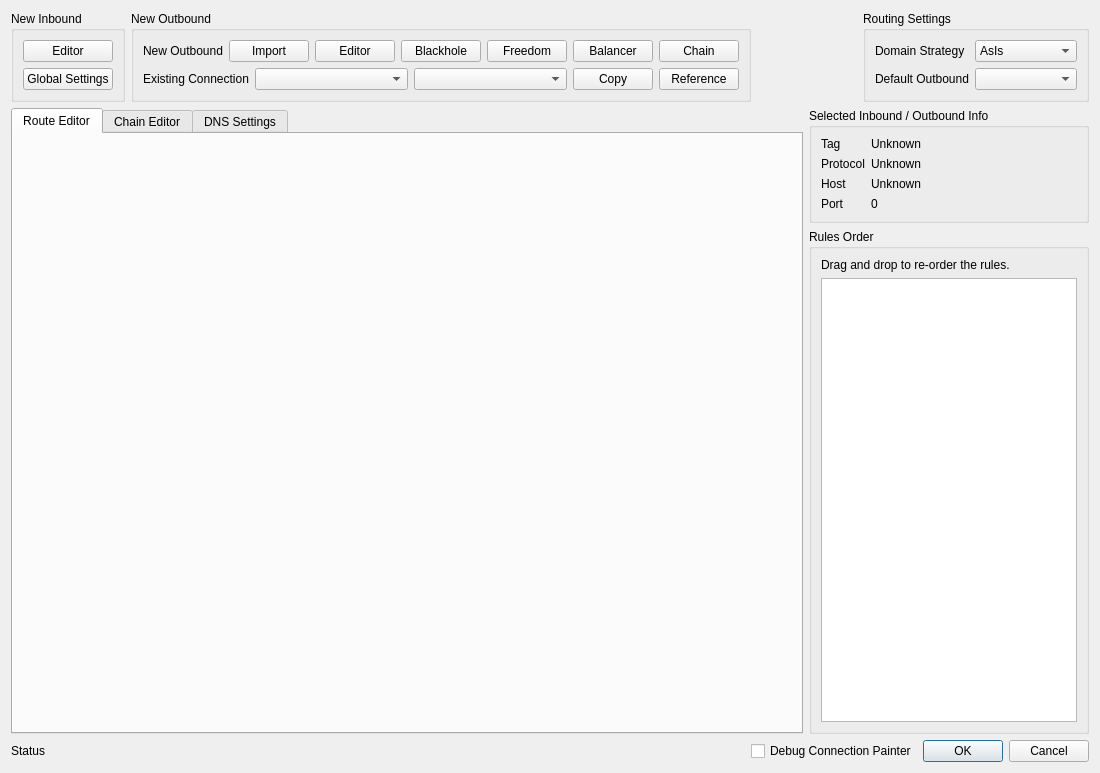
First picture: the form in src/ui/widgets/editors/w_RoutesEditor.ui, repository Qv2ray/Qv2ray, before the edit.
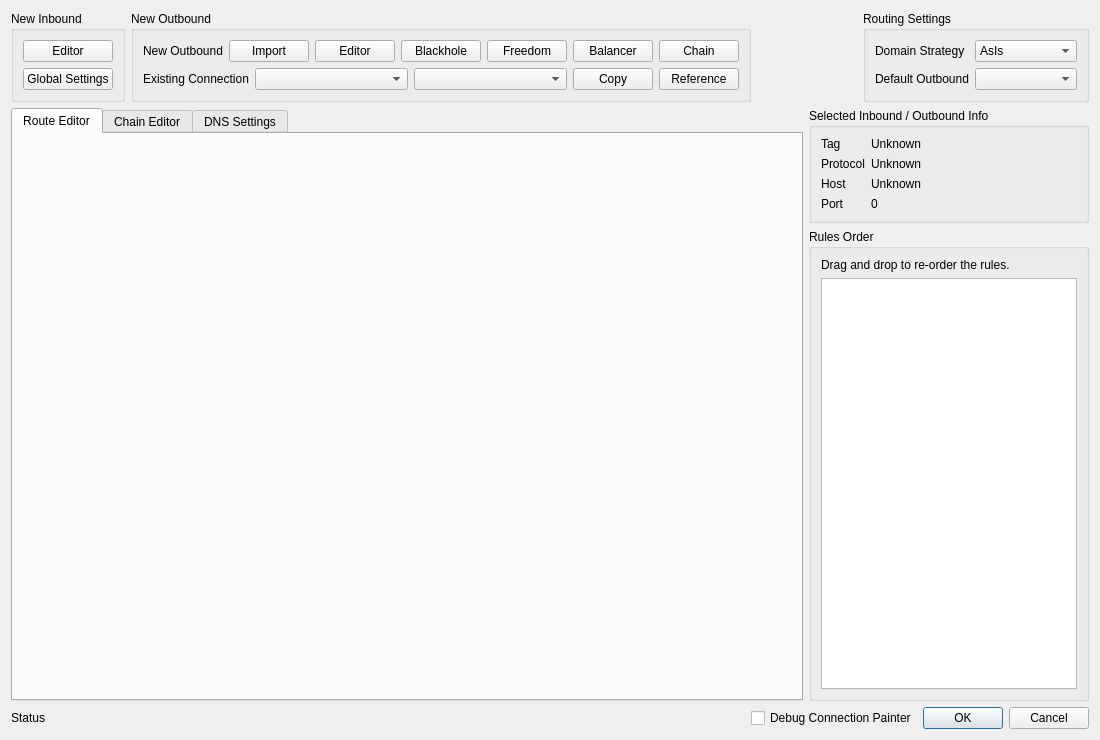
Second picture: the form after the edit.

```diff
--- a/src/ui/widgets/editors/w_RoutesEditor.ui
+++ b/src/ui/widgets/editors/w_RoutesEditor.ui
@@ -7,7 +7,7 @@
     <x>0</x>
     <y>0</y>
     <width>1100</width>
-    <height>773</height>
+    <height>740</height>
    </rect>
   </property>
   <property name="minimumSize">
```
